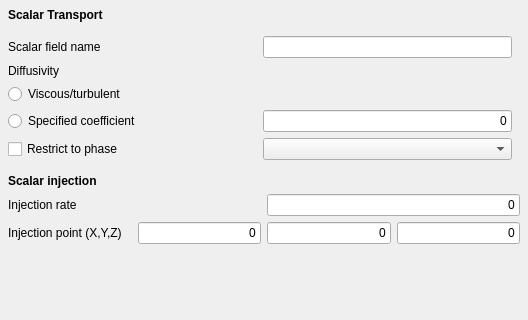
First picture: the form in Gui/TaskPanelCfdScalarTransportFunctions.ui, repository jaheyns/CfdOF, before the edit; both pictures show x 0 to 528 and y 0 to 320 of the 528 by 469 pixel window.
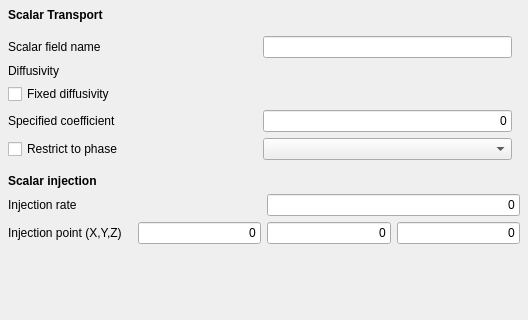
Second picture: the form after the edit. Custom widgets are drawn as their Qt base class.

Commit message: use a checkbox instead of a radio button in the scalarTransport ui

Patch:
```diff
--- a/Gui/TaskPanelCfdScalarTransportFunctions.ui
+++ b/Gui/TaskPanelCfdScalarTransportFunctions.ui
@@ -64,13 +64,6 @@
        <property name="bottomMargin">
         <number>8</number>
        </property>
-       <item row="3" column="0" colspan="2">
-        <widget class="QRadioButton" name="radioViscousDiffusivity">
-         <property name="text">
-          <string>Viscous/turbulent</string>
-         </property>
-        </widget>
-       </item>
        <item row="1" column="0">
         <widget class="QLabel" name="labelPressure">
          <property name="text">
@@ -78,8 +71,15 @@
          </property>
         </widget>
        </item>
+       <item row="3" column="0" colspan="2">
+        <widget class="QCheckBox" name="checkBoxDiffusivityFixed">
+         <property name="text">
+          <string>Fixed diffusivity</string>
+         </property>
+        </widget>
+       </item>
        <item row="4" column="0">
-        <widget class="QRadioButton" name="radioUniformDiffusivity">
+        <widget class="QLabel" name="specifiedCoefficientLabel">
          <property name="text">
           <string>Specified coefficient</string>
          </property>
```
Left out of the diff: 9 changed lines with no effect on the pictures. The commit also changes 1 other file.
